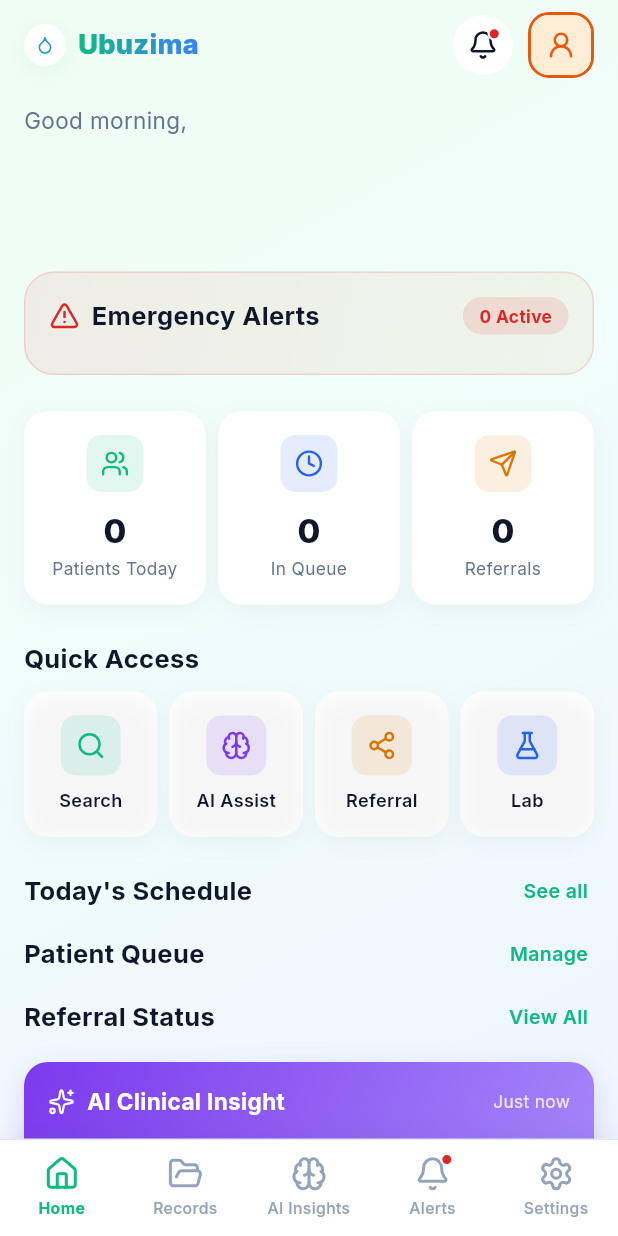
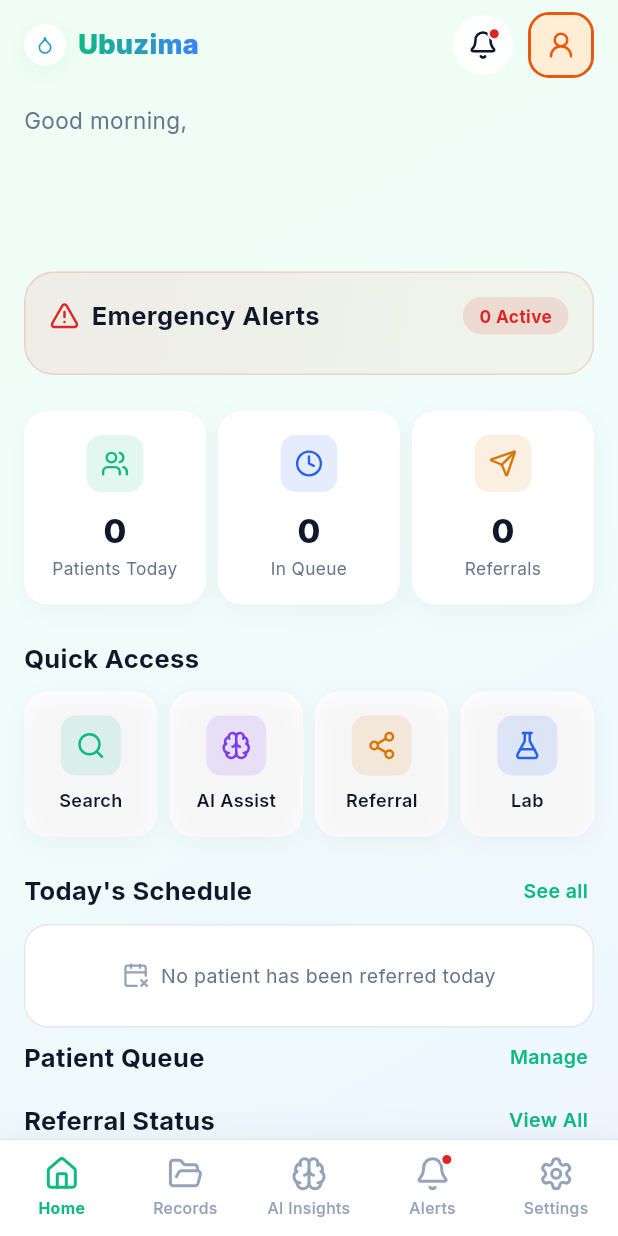
Before and after one commit to b-sandrine/Ubuzima_connect, a Flutter app: the DoctorDashboardScreen screen opened by its route, on a phone screen of 412 x 824 dp. Run offline on Flutter 3.47's test engine with Material 3 defaults, Android fonts, the light colour scheme and no system bars; our stand-ins replace bloc, cached_network_image, cloud_firestore, connectivity_plus, dartz, equatable and 17 more; missing offline and left inert: firebase_app_check; accounts and stored records are empty; network calls fail.

Commit message:
Updated the integration

```diff
--- a/lib/features/doctors/presentation/pages/doctor_dashboard_screen.dart
+++ b/lib/features/doctors/presentation/pages/doctor_dashboard_screen.dart
@@ -155,6 +155,9 @@ class _DoctorDashboardScreenState extends State<DoctorDashboardScreen> {
                           _printAction('Today’s Schedule · See all'),
                     ),
                     const SizedBox(height: AppSpacing.sm + 2),
+                    if (data.schedule.isEmpty)
+                      const _EmptyScheduleMessage()
+                    else
                       for (final item in data.schedule) ...[
                         ScheduleCard(
                           item: item,
@@ -415,3 +418,41 @@ class _QuickAccessRow extends StatelessWidget {
     );
   }
 }
+
+class _EmptyScheduleMessage extends StatelessWidget {
+  const _EmptyScheduleMessage();
+
+  @override
+  Widget build(BuildContext context) {
+    return Container(
+      width: double.infinity,
+      padding: const EdgeInsets.symmetric(
+        vertical: AppSpacing.lg,
+        horizontal: AppSpacing.md,
+      ),
+      decoration: BoxDecoration(
+        color: Colors.white,
+        borderRadius: BorderRadius.circular(AppRadius.lg),
+        border: Border.all(color: AppColors.border),
+      ),
+      child: const Row(
+        mainAxisAlignment: MainAxisAlignment.center,
+        children: [
+          Icon(
+            LucideIcons.calendarX2,
+            size: 18,
+            color: AppColors.textTertiary,
+          ),
+          SizedBox(width: 8),
+          Flexible(
+            child: Text(
+              'No patient has been referred today',
+              textAlign: TextAlign.center,
+              style: TextStyle(fontSize: 13, color: AppColors.textSecondary),
+            ),
+          ),
+        ],
+      ),
+    );
+  }
+}
--- a/lib/features/doctors/presentation/pages/patient_search_screen.dart
+++ b/lib/features/doctors/presentation/pages/patient_search_screen.dart
@@ -20,7 +20,6 @@ import '../widgets/doctor_bottom_navigation_bar.dart';
 import '../widgets/patient_filter_chip.dart';
 import '../widgets/patient_record_card.dart';
 import '../widgets/patient_search_field.dart';
-import '../widgets/register_patient_button.dart';
 
 /// The doctor's Patient Search / Records screen: search, quick filters,
 /// panel stats, an AI follow-up nudge, and the recent patients list.
@@ -251,10 +250,6 @@ class _PatientSearchScreenState extends State<PatientSearchScreen> {
                         ),
                         const SizedBox(height: AppSpacing.sm),
                       ],
-                    const SizedBox(height: AppSpacing.sm),
-                    RegisterPatientButton(
-                      onTap: () => context.push(AppRoutes.newPatientIntake),
-                    ),
                   ],
                 ),
               );
--- a/lib/features/referrals/data/datasources/remote/referral_remote_data_source.dart
+++ b/lib/features/referrals/data/datasources/remote/referral_remote_data_source.dart
@@ -95,6 +95,10 @@ class ReferralRemoteDataSourceImpl implements ReferralRemoteDataSource {
         'routeOptions': const <String>[],
         // Negative so freshly created referrals sort to the top of the list.
         'sortOrder': -DateTime.now().millisecondsSinceEpoch,
+        // A real timestamp (not just the display label) so anything that
+        // needs to know "was this referred today" — e.g. the Doctor
+        // Dashboard's Today's Schedule — has something reliable to check.
+        'createdAt': FieldValue.serverTimestamp(),
       });
       return reference;
     } on FirebaseException catch (e) {
```
Also changed, not shown: lib/features/doctors/data/datasources/remote/doctor_dashboard_remote_data_source.dart (+55 -8 lines), lib/features/doctors/data/datasources/remote/patient_search_remote_data_source.dart (+69 -9 lines), lib/features/doctors/presentation/widgets/register_patient_button.dart (deleted, +0 -108 lines). Lines whose indentation alone changed are shown as unchanged.
